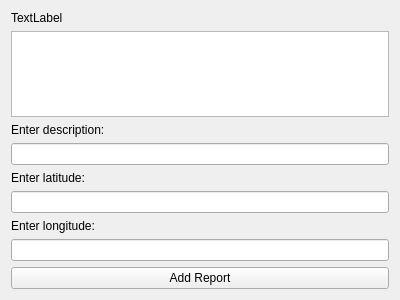
This is gui/gui.ui in miagiurgiu/RedoneWazeOOPExam as Qt 5 draws it before an edit. The edited form follows.
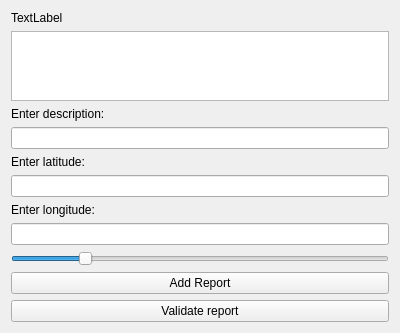
This is the edited form.

The edit to the form file:
```diff
--- a/gui/gui.ui
+++ b/gui/gui.ui
@@ -54,6 +54,22 @@
    <item>
     <widget class="QLineEdit" name="longitudeLineEdit"/>
    </item>
+   <item>
+    <widget class="QSlider" name="horizontalSlider">
+     <property name="minimum">
+      <number>1</number>
+     </property>
+     <property name="maximum">
+      <number>50</number>
+     </property>
+     <property name="value">
+      <number>10</number>
+     </property>
+     <property name="orientation">
+      <enum>Qt::Orientation::Horizontal</enum>
+     </property>
+    </widget>
+   </item>
    <item>
     <widget class="QPushButton" name="addButton">
      <property name="text">
@@ -61,6 +77,13 @@
      </property>
     </widget>
    </item>
+   <item>
+    <widget class="QPushButton" name="validateButton">
+     <property name="text">
+      <string>Validate report</string>
+     </property>
+    </widget>
+   </item>
   </layout>
   <zorder>reportsListWidget</zorder>
   <zorder>statusLabel</zorder>
```
Left out of the diff: 2 changed lines with no effect on the pictures.
